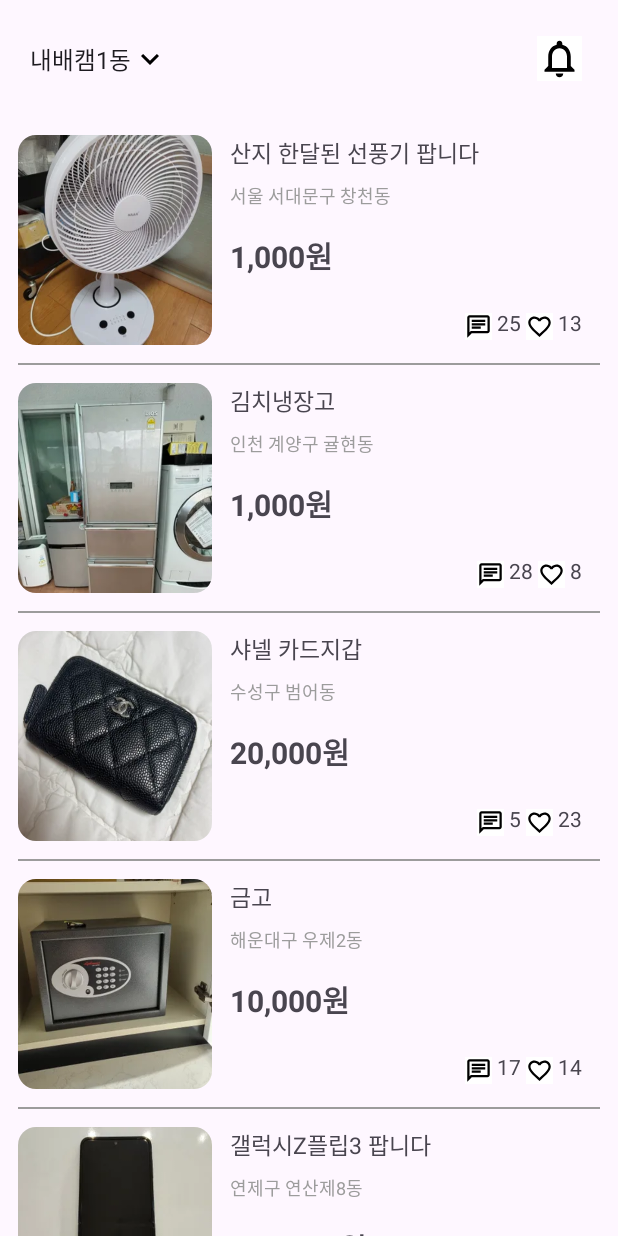
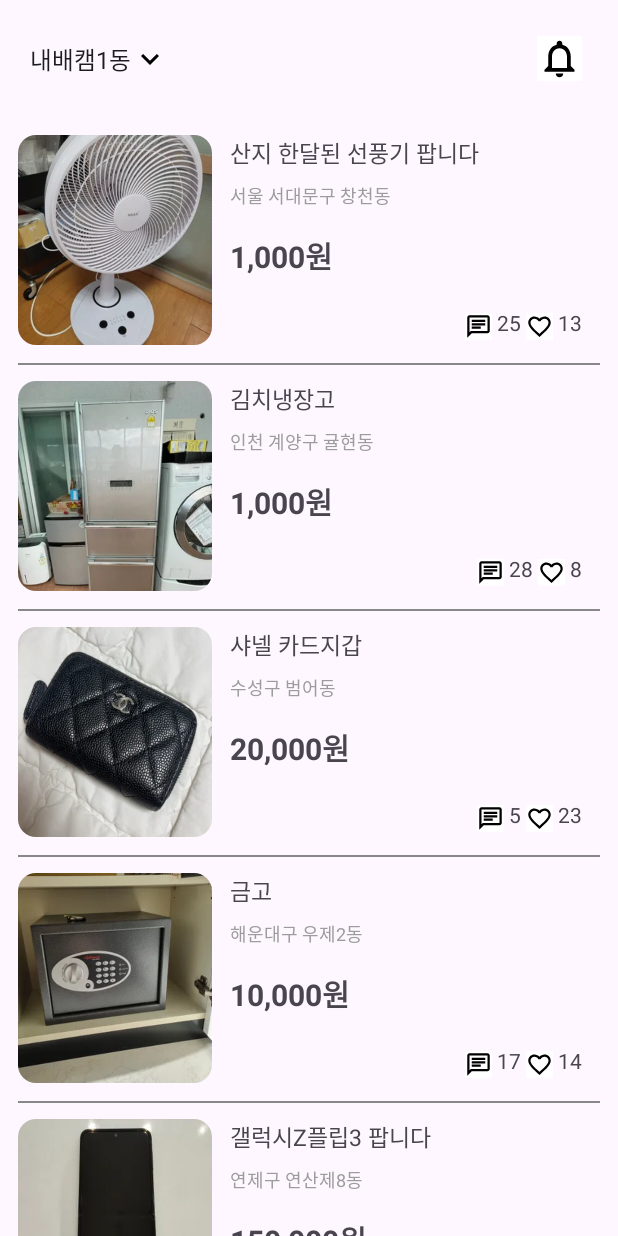
Before and after one commit to Kim-Min-Jong/apple_market, an Android app: the screen it shows after launch (MainActivity), on a phone screen of 412 x 824 dp. Run offline under Robolectric (Android 15) with nearby library versions, the phone set to English and light mode, and no system bars.

Commit message:
[DESIGN] : 🎨 리사이클러뷰 아이템 구분선 생성 방식 변경

```diff
--- a/app/src/main/java/com/sparta/applemarket/MainActivity.kt
+++ b/app/src/main/java/com/sparta/applemarket/MainActivity.kt
@@ -9,7 +9,6 @@ import android.os.Handler
 import android.os.Looper
 import android.view.View
 import android.view.animation.AnimationUtils
-import android.widget.Toast
 import androidx.activity.OnBackPressedCallback
 import androidx.activity.result.contract.ActivityResultContracts
 import androidx.core.view.isVisible
@@ -19,10 +18,10 @@ import com.sparta.applemarket.adapter.ProductAdapter
 import com.sparta.applemarket.adapter.listener.ItemClickListener
 import com.sparta.applemarket.data.ProductsData
 import com.sparta.applemarket.databinding.ActivityMainBinding
-import com.sparta.applemarket.model.Product
 import com.sparta.applemarket.notification.ProductNotification
 import com.sparta.applemarket.util.ContextUtil.toast
 import com.sparta.applemarket.util.DialogUtil
+import com.sparta.applemarket.util.RecyclerViewDecoration
 
 class MainActivity : AppCompatActivity() {
     private lateinit var binding: ActivityMainBinding
@@ -95,6 +94,7 @@ class MainActivity : AppCompatActivity() {
             adapter = productAdapter
             layoutManager = LinearLayoutManager(this@MainActivity)
             addOnScrollListener(scrollListener)
+            addItemDecoration(RecyclerViewDecoration())
         }
         setClickListener()
     }
--- /dev/null
+++ b/app/src/main/java/com/sparta/applemarket/util/FloatUtil.kt
@@ -0,0 +1,7 @@
+package com.sparta.applemarket.util
+
+import android.content.res.Resources
+
+object FloatUtil {
+    fun Float.fromDpToPx() = (this * Resources.getSystem().displayMetrics.density).toInt()
+}
--- /dev/null
+++ b/app/src/main/java/com/sparta/applemarket/util/RecyclerViewDecoration.kt
@@ -0,0 +1,41 @@
+package com.sparta.applemarket.util
+
+import android.graphics.Canvas
+import android.graphics.Color
+import android.graphics.Paint
+import android.graphics.Rect
+import android.view.View
+import androidx.recyclerview.widget.RecyclerView
+import com.sparta.applemarket.util.FloatUtil.fromDpToPx
+
+class RecyclerViewDecoration() : RecyclerView.ItemDecoration() {
+    private val margin = 12f.fromDpToPx()
+    override fun onDraw(c: Canvas, parent: RecyclerView, state: RecyclerView.State) {
+        super.onDraw(c, parent, state)
+        val paint = Paint().apply {
+            color = Color.GRAY
+        }
+        val left = parent.paddingLeft.toFloat()
+        val right = parent.width - parent.paddingRight.toFloat()
+        for (i in 0 until parent.childCount) {
+            val child = parent.getChildAt(i)
+            val params = child.layoutParams as RecyclerView.LayoutParams
+            // 그릴 때 탑 마진 포함
+            val top =
+                child.bottom.toFloat() + params.bottomMargin + margin
+            val bottom = top + 1.5f.fromDpToPx()
+            c.drawRect(left + margin, top, right - margin, bottom, paint)
+        }
+    }
+
+    override fun getItemOffsets(
+        outRect: Rect,
+        view: View,
+        parent: RecyclerView,
+        state: RecyclerView.State
+    ) {
+        super.getItemOffsets(outRect, view, parent, state)
+        // 바텀 마진
+        outRect.bottom = margin
+    }
+}
--- a/app/src/main/res/layout/item_sale_product.xml
+++ b/app/src/main/res/layout/item_sale_product.xml
@@ -30,7 +30,6 @@
         app:layout_constraintBottom_toBottomOf="parent"
         app:layout_constraintTop_toTopOf="parent"
         app:layout_constraintEnd_toEndOf="parent"
-        app:layout_constraintBottom_toTopOf="@id/divide_item"
         android:orientation="vertical"
         >
         <TextView
@@ -117,15 +116,5 @@
         </LinearLayout>
 
     </LinearLayout>
-    <View
-        android:id="@+id/divide_item"
-        android:layout_width="0dp"
-        android:layout_height="1dp"
-        android:layout_marginTop="@dimen/margin_12dp"
-        android:background="@color/address_color"
-        app:layout_constraintEnd_toEndOf="parent"
-        app:layout_constraintStart_toStartOf="parent"
-        app:layout_constraintBottom_toBottomOf="parent"
-        app:layout_constraintTop_toBottomOf="@id/main_linear_layout"/>
 
 </androidx.constraintlayout.widget.ConstraintLayout>
```
